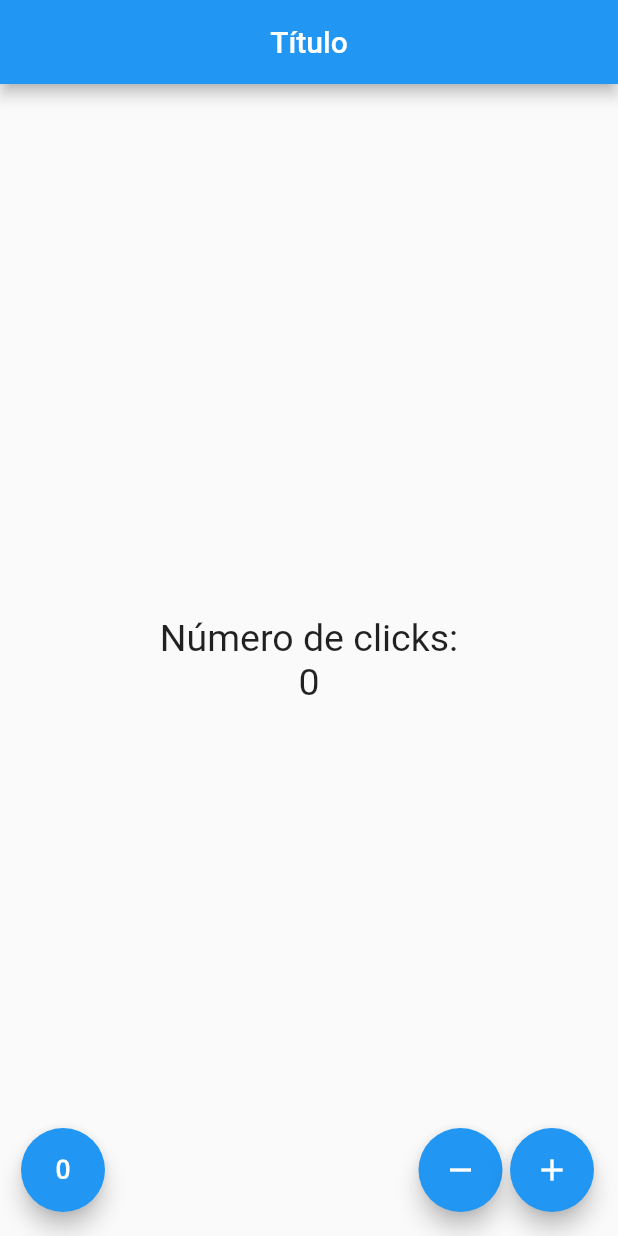
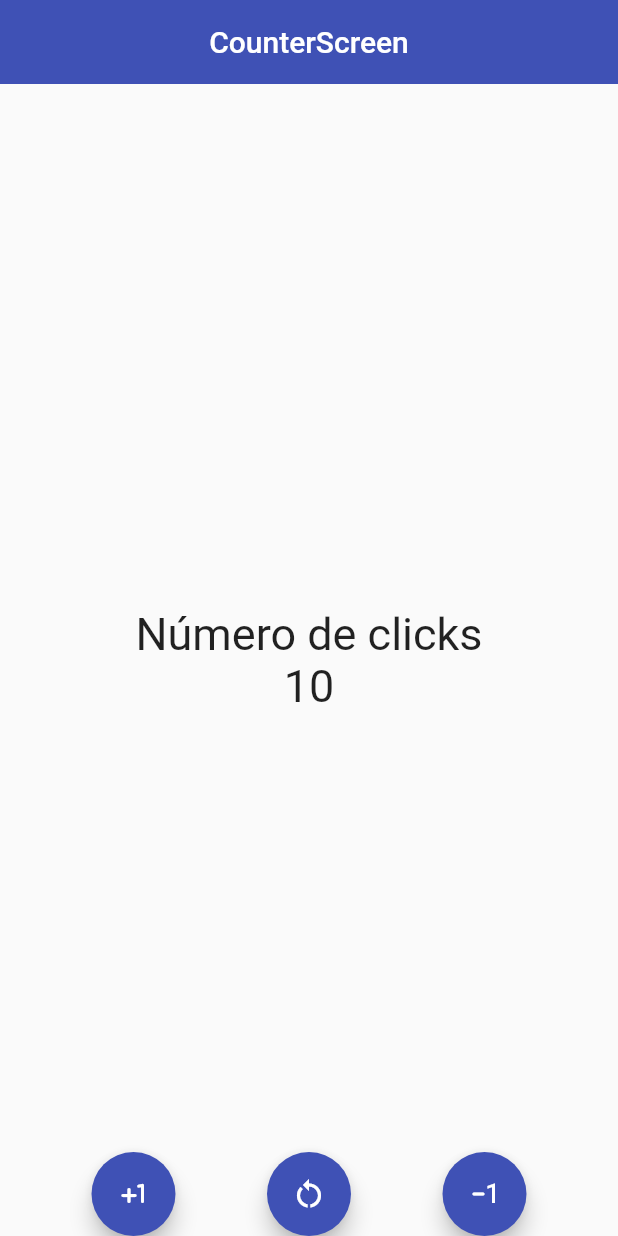
Before and after one commit to DMNT68/flutter_contador, a Flutter app: the screen it shows after launch, on a phone screen of 412 x 824 dp. Run offline on Flutter 3.47's test engine with Material 2 defaults, Android fonts, the light colour scheme and no system bars.

Commit message:
end flutter 3  migration

```diff
--- a/lib/main.dart
+++ b/lib/main.dart
@@ -1,12 +1,21 @@
+import 'package:contador/src/screens/counter_screen.dart';
 import 'package:flutter/material.dart';
 
 // Importaciones nuestras
-import 'src/app.dart';
-
-
+// import 'src/app.dart';
 
 void main() {
+  runApp(const MyApp());
+}
 
-  runApp(MyApp());
+class MyApp extends StatelessWidget {
+  const MyApp({Key key}) : super(key: key);
 
+  @override
+  Widget build(BuildContext context) {
+    return const MaterialApp(
+      debugShowCheckedModeBanner: false,
+      home: CounterScreen(),
+    );
+  }
 }
--- a/lib/src/app.dart
+++ b/lib/src/app.dart
@@ -1,17 +1,19 @@
+import 'package:contador/src/screens/home_screen.dart';
 import 'package:flutter/material.dart';
 
 // import 'package:contador/src/pages/home_page.dart';
-import 'pages/contador_page.dart';
 
 class MyApp extends StatelessWidget {
+  const MyApp({Key key}) : super(key: key);
+
 
   @override
   Widget build( context) {
-    return MaterialApp(
+    return const MaterialApp(
       debugShowCheckedModeBanner: false,
       home: Center(
         // child: HomePage(),
-        child: ContadorPage(),
+        child: HomeScreen(),
       )
     );
   }
--- a/lib/src/pages/contador_page.dart
+++ /dev/null
@@ -1,67 +0,0 @@
-import 'package:flutter/material.dart';
-
-class ContadorPage extends StatefulWidget {
-
-  @override
-  createState() => _ContadorPageState();
-
-}
-
-class _ContadorPageState extends State<ContadorPage> {
-
- final _estiloText = new TextStyle(fontSize: 25);
-
-  int _conteo = 0;
-
-  @override
-  Widget build(BuildContext context) {
-    return Scaffold(
-      appBar: AppBar(
-        title: Text('Título'),
-        centerTitle: true,
-        ),
-        body: Center(
-          child: Column(
-            mainAxisAlignment: MainAxisAlignment.center,
-            children: <Widget>[
-              Text('Número de clicks:', style: _estiloText),
-              Text('$_conteo', style: _estiloText)
-            ],
-          ),
-        ),
-        floatingActionButton: crearBotones()
-        // floatingActionButtonLocation: FloatingActionButtonLocation.centerFloat, //Ubicación del button
-    );
-  }
-
-
-  Widget crearBotones () {
-
-   return Row(
-     mainAxisAlignment: MainAxisAlignment.end,
-     children: <Widget>[
-       SizedBox(width: 30.0),
-      FloatingActionButton(child: Icon(Icons.exposure_zero),onPressed: _reset),
-      Expanded(child: SizedBox(width: 5.0)),
-      FloatingActionButton(child: Icon(Icons.remove),onPressed: _sustaer),
-      SizedBox(width: 5.0),
-      FloatingActionButton(child: Icon(Icons.add),onPressed: _agregar)
-     ],
-     );
-
-  }
-
-  void _agregar () {
-    setState(() => _conteo++);
-  }
-
-  void _sustaer () {
-    setState(() => _conteo--);
-  }
-
-  void _reset () {
-    setState(() => _conteo=0);
-  }
-
-
-}
--- /dev/null
+++ b/lib/src/screens/counter_screen.dart
@@ -0,0 +1,112 @@
+import 'package:flutter/material.dart';
+
+class CounterScreen extends StatefulWidget {
+  const CounterScreen({Key key}) : super(key: key);
+
+  @override
+  State<CounterScreen> createState() => _CounterScreenState();
+}
+
+class _CounterScreenState extends State<CounterScreen> {
+  int counter = 10;
+
+  void increase() {
+    setState(() => counter++);
+  }
+
+  void dicrease() {
+    setState(() => counter--);
+  }
+
+  void restart() {
+    setState(() => counter = 0);
+  }
+
+  void operation(String expression) {
+    switch (expression) {
+      case 'add':
+        setState(() => counter++);
+        break;
+      case 'subtract':
+        setState(() => counter--);
+        break;
+      case 'restart':
+        setState(() => counter = 0);
+        break;
+      default:
+        setState(() => counter = 0);
+    }
+  }
+
+  @override
+  Widget build(BuildContext context) {
+    const fontSize30 = TextStyle(fontSize: 30);
+
+    return Scaffold(
+      appBar: AppBar(
+        backgroundColor: Colors.indigo,
+        title: const Text('CounterScreen'),
+        centerTitle: true,
+        elevation: 0,
+      ),
+      body: Center(
+        child: Column(
+          mainAxisAlignment: MainAxisAlignment.center,
+          children: <Widget>[
+            const Text('Número de clicks', style: fontSize30),
+            Text('$counter', style: fontSize30),
+          ],
+        ),
+      ),
+      floatingActionButtonLocation: FloatingActionButtonLocation.centerDocked,
+      floatingActionButton: CustomFloatingActions(
+        increaseFn: increase,
+        dicreaseFn: dicrease,
+        restartFn: restart,
+        operationFn: operation,
+      ),
+    );
+  }
+}
+
+class CustomFloatingActions extends StatelessWidget {
+  final Function increaseFn;
+  final Function dicreaseFn;
+  final Function restartFn;
+  final Function operationFn;
+
+  const CustomFloatingActions({
+    Key key,
+    this.increaseFn,
+    this.dicreaseFn,
+    this.restartFn,
+    this.operationFn,
+  }) : super(key: key);
+
+  @override
+  Widget build(BuildContext context) {
+    return Row(
+      mainAxisAlignment: MainAxisAlignment.spaceEvenly,
+      children: [
+        FloatingActionButton(
+          tooltip: 'Add',
+          onPressed: () => operationFn('add'),
+          backgroundColor: Colors.indigo,
+          child: const Icon(Icons.plus_one_rounded),
+        ),
+        FloatingActionButton(
+          tooltip: 'Restart',
+          onPressed: () => operationFn('restart'),
+          backgroundColor: Colors.indigo,
+          child: const Icon(Icons.restart_alt_sharp),
+        ),
+        FloatingActionButton(
+          tooltip: 'Subtract',
+          onPressed: () => operationFn('subtract'),
+          backgroundColor: Colors.indigo,
+          child: const Icon(Icons.exposure_minus_1_rounded),
+        ),
+      ],
+    );
+  }
+}
--- a/pubspec.yaml
+++ b/pubspec.yaml
@@ -32,7 +32,7 @@ dependencies:
 dev_dependencies:
   flutter_test:
     sdk: flutter
-
+  flutter_lints: ^2.0.1
 # For information on the generic Dart part of this file, see the
 # following page: https://dart.dev/tools/pub/pubspec
 
```
Also changed, not shown: lib/src/pages/home_page.dart (deleted, +0 -36 lines), lib/src/screens/home_screen.dart (added, +41 -0 lines), pubspec.lock.
